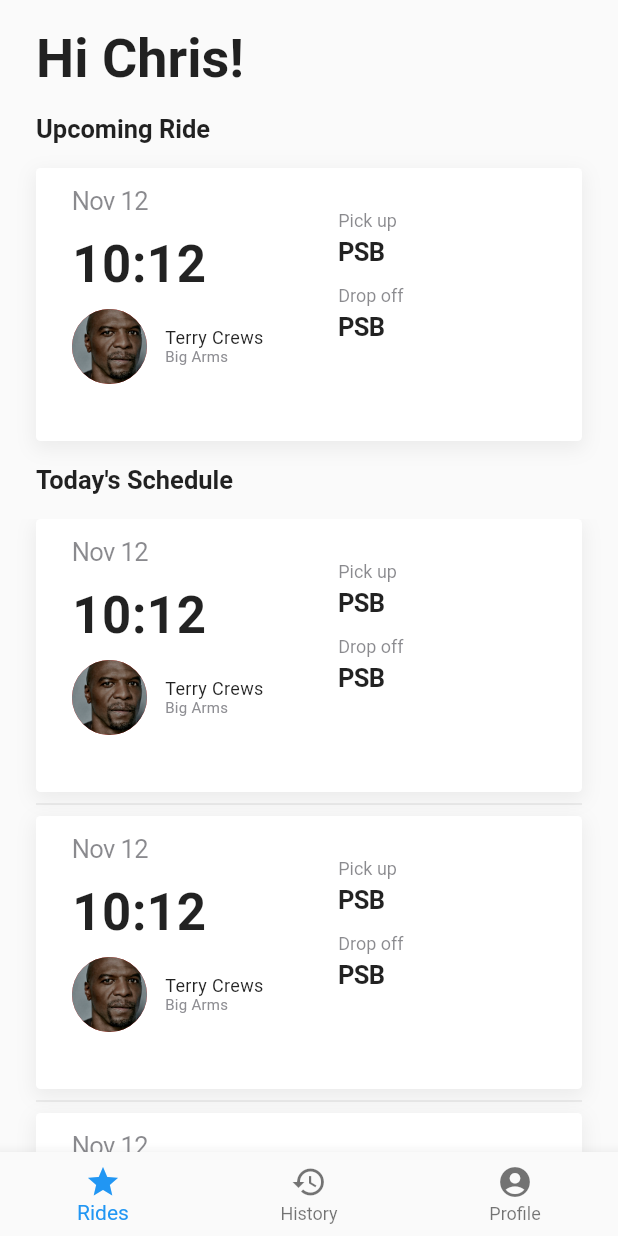
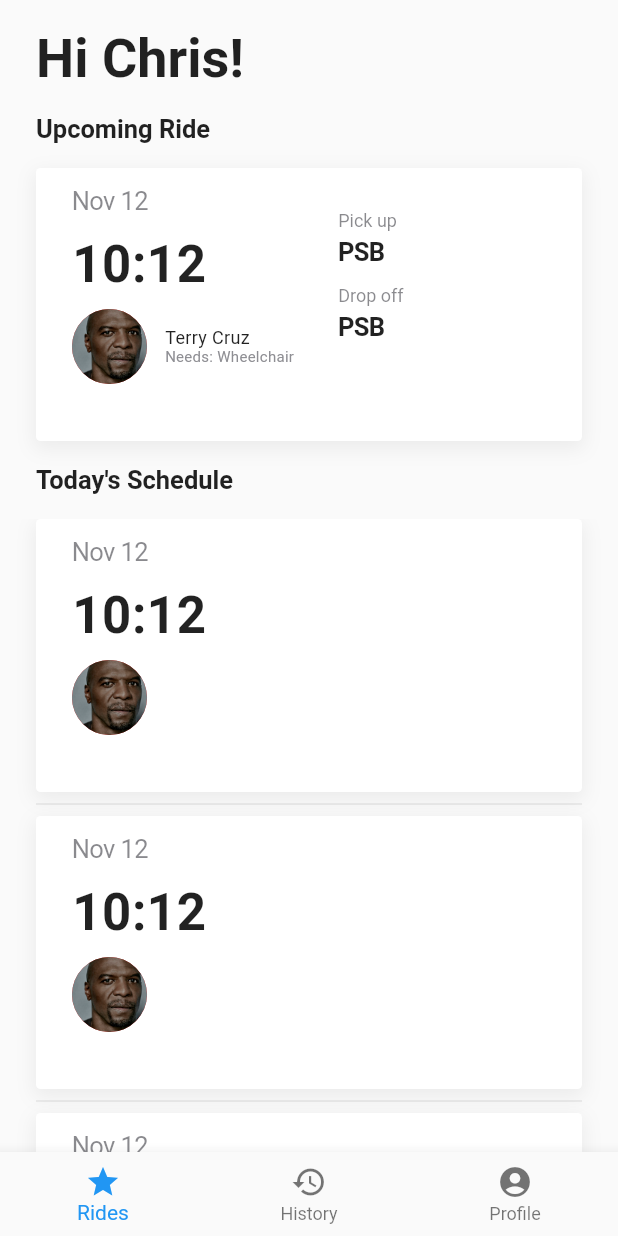
Before and after one commit to cornell-dti/carriage-driver, a Flutter app: the Home screen opened directly, on a phone screen of 412 x 824 dp. Run offline on Flutter 3.47's test engine with Material 2 defaults, Android fonts, the phone set to English and light mode, and no system bars; Roboto replaces fonts that are missing (SFPro).

Commit message:
Differentiate Current and Upcoming Rides

```diff
--- a/lib/Home.dart
+++ b/lib/Home.dart
@@ -1,6 +1,5 @@
 import 'package:flutter/material.dart';
 import 'Upcoming.dart';
-import 'Map.dart';
 
 class Greeting extends StatelessWidget {
   String name;
@@ -41,10 +40,16 @@ class Home extends StatefulWidget {
 }
 
 class _HomeState extends State<Home> {
-  BorderRadiusGeometry radius = BorderRadius.only(
-      topLeft: Radius.circular(24.0), topRight: Radius.circular(24.0));
+  int _selectedIndex = 0;
 
-  int _selectedIndex = 0;
+  String _name;
+
+  @override
+  void initState() {
+    super.initState();
+    // Fetch name of user
+    _name = "Chris";
+  }
 
   void _onItemTapped(int index) {
     setState(() {
@@ -53,7 +58,7 @@ class _HomeState extends State<Home> {
   }
 
   Widget _ride(BuildContext context, int index) {
-    return CurrentRide();
+    return UpcomingRide();
   }
 
   @override
@@ -64,7 +69,7 @@ class _HomeState extends State<Home> {
         body: Column(
             crossAxisAlignment: CrossAxisAlignment.start,
             children: <Widget>[
-              Greeting(name: 'Chris'),
+              Greeting(name: _name),
               LeftSubheading(heading: 'Upcoming Ride'),
               Center(
                   child: Column(
--- a/lib/Upcoming.dart
+++ b/lib/Upcoming.dart
@@ -1,5 +1,4 @@
 import 'dart:core';
-import 'dart:async';
 import 'package:flutter/material.dart';
 import 'Map.dart';
 
@@ -18,8 +17,8 @@ class _RiderState extends State<Rider> {
   void initState() {
     super.initState();
     // Fetch the Rider and their Injury from API
-    _riderName = "Terry Crews";
-    _injury = "Big Arms";
+    _riderName = "Terry Cruz";
+    _injury = "Wheelchair";
   }
 
   @override
@@ -37,7 +36,7 @@ class _RiderState extends State<Rider> {
             children: <Widget>[
               Text('$_riderName',
                   style: TextStyle(fontSize: 12, letterSpacing: 0.23)),
-              Text('$_injury',
+              Text('Needs: $_injury',
                   style: TextStyle(
                       color: Color.fromRGBO(142, 142, 147, 1),
                       fontSize: 10,
@@ -107,6 +106,7 @@ class _DateState extends State<Date> {
   @override
   void initState() {
     super.initState();
+    // Fetch date
     _date = "Nov 12";
   }
 
@@ -136,6 +136,7 @@ class _TimeState extends State<Time> {
   @override
   void initState() {
     super.initState();
+    // Fetch start time
     _time = "10:12";
   }
 
@@ -250,14 +251,10 @@ class _CurrentRideState extends State<CurrentRide> {
                   child: Column(
                     mainAxisAlignment: MainAxisAlignment.center,
                     children: <Widget>[
-                      Column(
-                        children: <Widget>[
                           Location(heading: 'Pick up'),
                           SizedBox(height: 12.0),
                           Location(heading: 'Drop off')
                         ],
-                      ),
-                    ],
                   ),
                 )
               ],
@@ -293,3 +290,77 @@ class _CurrentRideState extends State<CurrentRide> {
     );
   }
 }
+
+class UpcomingRide extends StatefulWidget {
+  UpcomingRide({Key key, DateTime startTime}) : super(key: key);
+
+  @override
+  _UpcomingRideState createState() => _UpcomingRideState();
+}
+
+class _UpcomingRideState extends State<UpcomingRide> {
+  @override
+  Widget build(BuildContext context) {
+    double width = MediaQuery.of(context).size.width - 48;
+
+    return AnimatedContainer(
+      duration: Duration(seconds: 1),
+      curve: Curves.fastOutSlowIn,
+      width: width,
+      height: width / 2,
+      child: GestureDetector(
+        onTap: () {
+          Navigator.of(context).push(MaterialPageRoute(builder: (context) {
+            return Summary();
+          }));
+        },
+        child: Container(
+          decoration: BoxDecoration(
+            color: Colors.white,
+            borderRadius: BorderRadius.circular(3),
+            boxShadow: [
+              BoxShadow(
+                  color: Color.fromARGB(15, 0, 0, 0),
+                  offset: Offset(0, 4.0),
+                  blurRadius: 10.0,
+                  spreadRadius: 1.0)
+            ],
+          ),
+          child: Column(children: <Widget>[
+            Row(
+              children: <Widget>[
+                Expanded(
+                  flex: 181,
+                  child: Column(
+                    crossAxisAlignment: CrossAxisAlignment.start,
+                    children: <Widget>[
+                      Date(),
+                      Time(),
+                      Padding(
+                          padding: EdgeInsets.only(left: 24.0, top: 10.0),
+                          child:
+                          // Some kind of responsive grid will need to go here
+                          CircleAvatar(
+                            backgroundImage: AssetImage('assets/images/terry.jpg'),
+                            radius: 25,
+                          ))
+                    ],
+                  ),
+                ),
+                Expanded(
+                  flex: 146,
+                  child: Column(
+                    mainAxisAlignment: MainAxisAlignment.center,
+                    children: <Widget>[
+
+                    ],
+                  ),
+                )
+              ],
+            ),
+          ]),
+        ),
+      ),
+    );
+  }
+}
```
